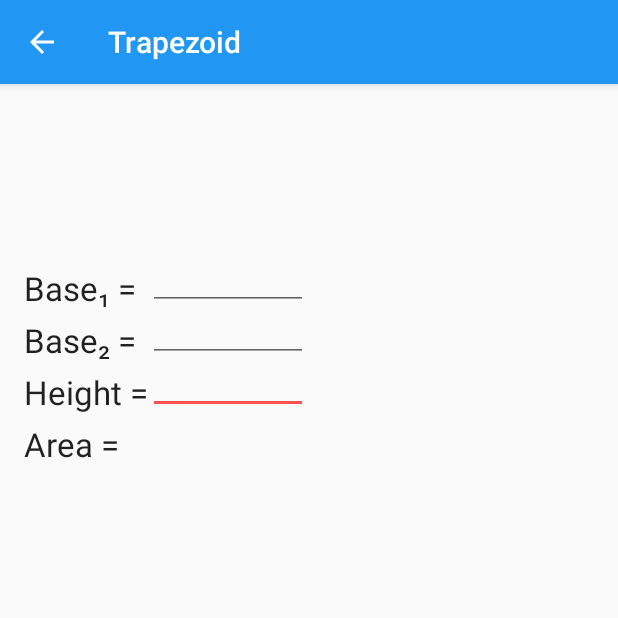
After one commit to dannymato/Geometry_Helper, an Android app: the Trapezoid screen opened directly, with no data from a screen before it, on a phone screen of 412 x 824 dp, the top half of it. The commit adds this screen. Run offline under Robolectric (Android 15) with nearby library versions, the phone set to English and light mode, and no system bars.

Commit message:
Added a trapezoid calculator

```diff
--- a/app/src/main/java/com/example/danny/geometryhelper/HomeScreen.java
+++ b/app/src/main/java/com/example/danny/geometryhelper/HomeScreen.java
@@ -21,7 +21,8 @@ public class HomeScreen extends AppCompatActivity {
                 "Circles",
                 "Quadratic Formula",
                 "Spheres",
-                "Cylinders"
+                "Cylinders",
+                "Trapezoid"
     };
 
     private Class[] mActivities = {
@@ -29,7 +30,8 @@ public class HomeScreen extends AppCompatActivity {
             AreaCircle.class,
             QuadForm.class,
             Sph.class,
-            Cyl.class
+            Cyl.class,
+            Trapezoid.class
     };
 
 
--- /dev/null
+++ b/app/src/main/java/com/example/danny/geometryhelper/Trapezoid.java
@@ -0,0 +1,97 @@
+package com.example.danny.geometryhelper;
+
+import android.content.SharedPreferences;
+import android.preference.PreferenceManager;
+import android.support.v7.app.AppCompatActivity;
+import android.os.Bundle;
+import android.view.KeyEvent;
+import android.view.View;
+import android.widget.EditText;
+import android.widget.TextView;
+
+public class Trapezoid extends AppCompatActivity {
+
+    private double b1;
+    private double b2;
+    private double h;
+    private double a;
+
+    private String sb1;
+    private String sb2;
+    private String sh;
+
+    private EditText tb1;
+    private EditText tb2;
+    private EditText th;
+    private TextView ta;
+
+    @Override
+    protected void onCreate(Bundle savedInstanceState) {
+        super.onCreate(savedInstanceState);
+        setContentView(R.layout.activity_trapezoid);
+
+        tb1 = (EditText)findViewById(R.id.editText4);
+        tb2 = (EditText)findViewById(R.id.editText5);
+        th = (EditText)findViewById(R.id.editText6);
+
+        ta = (TextView)findViewById(R.id.trap_area);
+
+        tb1.setOnKeyListener(new View.OnKeyListener() {
+            @Override
+            public boolean onKey(View v, int keyCode, KeyEvent event) {
+                calculate();
+                return false;
+            }
+        });
+
+        tb2.setOnKeyListener(new View.OnKeyListener() {
+            @Override
+            public boolean onKey(View v, int keyCode, KeyEvent event) {
+                calculate();
+                return false;
+            }
+        });
+
+        th.setOnKeyListener(new View.OnKeyListener() {
+            @Override
+            public boolean onKey(View v, int keyCode, KeyEvent event) {
+                calculate();
+                return false;
+            }
+        });
+
+
+
+    }
+
+    public void calculate(){
+
+        sb1 = tb1.getText().toString();
+        sb2 = tb2.getText().toString();
+        sh = th.getText().toString();
+
+        if(sb1.equals("") || sb2.equals("") || sh.equals("") || sb1.equals(".") || sb2.equals(".") || sh.equals(".")){
+
+            b1 = Double.parseDouble(sb1);
+            b2 = Double.parseDouble(sb2);
+            h = Double.parseDouble(sh);
+
+            a = ((b1 + b2)/2)*h;
+
+            int x = (int)a;
+
+            if(x == a){
+                ta.setText("Area = " + x);
+            }
+
+            else{
+                SharedPreferences preferences = PreferenceManager.getDefaultSharedPreferences(this);
+                String numDec = preferences.getString("example_list","");
+
+                ta.setText(String.format("%." + numDec + "f",a));
+            }
+
+        }
+
+    }
+}
--- /dev/null
+++ b/app/src/main/res/layout/activity_trapezoid.xml
@@ -0,0 +1,86 @@
+<?xml version="1.0" encoding="utf-8"?>
+<RelativeLayout xmlns:android="http://schemas.android.com/apk/res/android"
+    xmlns:tools="http://schemas.android.com/tools" android:layout_width="match_parent"
+    android:layout_height="match_parent" android:paddingLeft="@dimen/activity_horizontal_margin"
+    android:paddingRight="@dimen/activity_horizontal_margin"
+    android:paddingTop="@dimen/activity_vertical_margin"
+    android:paddingBottom="@dimen/activity_vertical_margin"
+    tools:context="com.example.danny.geometryhelper.Trapezoid">
+
+
+    <TextView
+        android:layout_width="wrap_content"
+        android:layout_height="wrap_content"
+        android:textAppearance="?android:attr/textAppearanceLarge"
+        android:text="@string/trap_b1_txt"
+        android:id="@+id/trap_b1_txt"
+        android:layout_alignParentTop="true"
+        android:layout_alignParentLeft="true"
+        android:layout_alignParentStart="true"
+        android:layout_marginTop="105dp" />
+
+    <TextView
+        android:layout_width="wrap_content"
+        android:layout_height="wrap_content"
+        android:textAppearance="?android:attr/textAppearanceLarge"
+        android:text="@string/trap_b2_txt"
+        android:id="@+id/trap_b2_txt"
+        android:layout_below="@+id/trap_b1_txt"
+        android:layout_alignParentLeft="true"
+        android:layout_alignParentStart="true"
+        android:layout_marginTop="5dp" />
+
+    <TextView
+        android:layout_width="wrap_content"
+        android:layout_height="wrap_content"
+        android:textAppearance="?android:attr/textAppearanceLarge"
+        android:text="@string/trap_height_txt"
+        android:id="@+id/trap_height_txt"
+        android:layout_below="@+id/trap_b2_txt"
+        android:layout_alignParentLeft="true"
+        android:layout_alignParentStart="true"
+        android:layout_marginTop="5dp" />
+
+    <TextView
+        android:layout_width="wrap_content"
+        android:layout_height="wrap_content"
+        android:textAppearance="?android:attr/textAppearanceLarge"
+        android:text="Area = "
+        android:id="@+id/trap_area"
+        android:layout_below="@+id/trap_height_txt"
+        android:layout_alignParentLeft="true"
+        android:layout_alignParentStart="true"
+        android:layout_marginTop="5dp" />
+
+    <EditText
+        android:layout_width="wrap_content"
+        android:layout_height="wrap_content"
+        android:inputType="numberDecimal"
+        android:ems="5"
+        android:id="@+id/editText4"
+        android:layout_alignBottom="@+id/trap_height_txt"
+        android:layout_toRightOf="@+id/trap_height_txt"
+        android:maxLength="10" />
+
+    <EditText
+        android:layout_width="wrap_content"
+        android:layout_height="wrap_content"
+        android:inputType="numberDecimal"
+        android:ems="5"
+        android:id="@+id/editText5"
+        android:layout_above="@+id/trap_height_txt"
+        android:layout_alignLeft="@+id/editText4"
+        android:layout_alignStart="@+id/editText4"
+        android:maxLength="9" />
+
+    <EditText
+        android:layout_width="wrap_content"
+        android:layout_height="wrap_content"
+        android:inputType="numberDecimal"
+        android:ems="5"
+        android:id="@+id/editText6"
+        android:layout_above="@+id/trap_b2_txt"
+        android:layout_alignLeft="@+id/editText5"
+        android:layout_alignStart="@+id/editText5" />
+
+</RelativeLayout>
```
Also changed, not shown: app/src/main/AndroidManifest.xml (+12 -3 lines), app/src/main/java/com/example/danny/geometryhelper/CardAdapter.java (+3 -4 lines), app/src/main/java/com/example/danny/geometryhelper/SettingsActivity.java (+2 -23 lines), app/src/main/res/values/strings.xml (+3 -32 lines).
